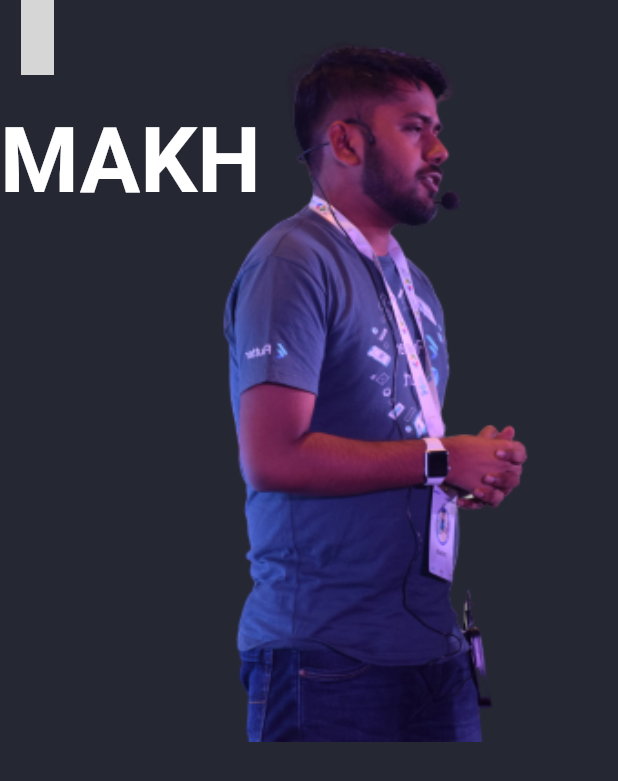
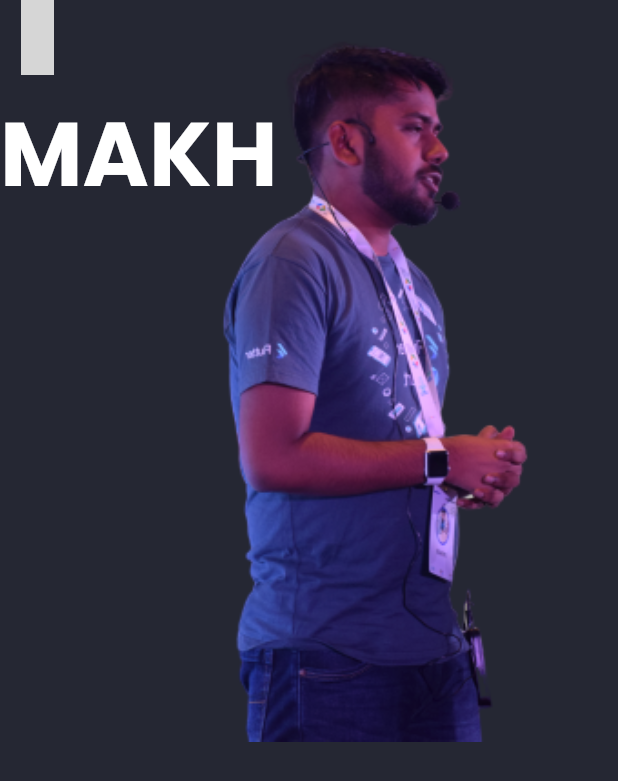
Before and after one commit to makhosravi/portfolio-dark, a Flutter app: the screen it shows after launch, on a phone screen of 412 x 824 dp. Shown: the top 781 px of the screen. Run offline on Flutter 3.47's test engine with Material 2 defaults, Android fonts, the phone set to English and light mode, and no system bars; drawn by our look-alikes of velocity_x; our stand-ins replace flutter_icons, google_fonts; grey boxes are pictures that could not be loaded.

```diff
--- a/lib/main.dart
+++ b/lib/main.dart
@@ -1,6 +1,7 @@
 import 'package:flutter/material.dart';
 import 'package:flutter_portfolio/coolors.dart';
 import 'package:flutter_portfolio/home.dart';
+import 'package:google_fonts/google_fonts.dart';
 
 void main() {
   runApp(MyApp());
@@ -16,6 +17,7 @@ class MyApp extends StatelessWidget {
       theme: ThemeData(
         primarySwatch: Colors.orange,
         accentColor: Coolors.accentColor,
+        textTheme: GoogleFonts.poppinsTextTheme(),
         visualDensity: VisualDensity.adaptivePlatformDensity,
       ),
       home: HomeScreen(),
```
